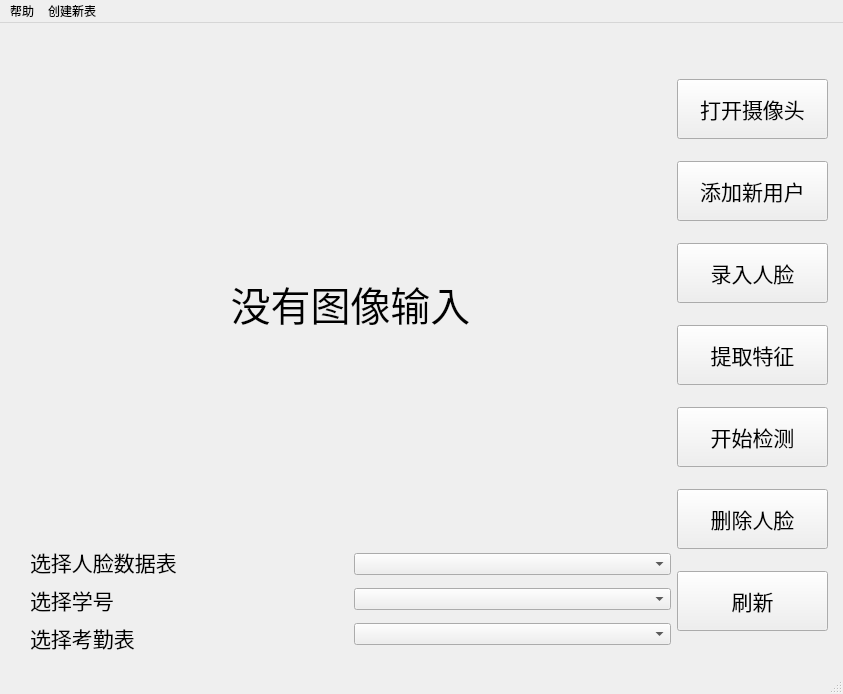
Old version of the form ui_src/MainUI.ui in the repository akira4O4/PyQt5_Face_Recognition.
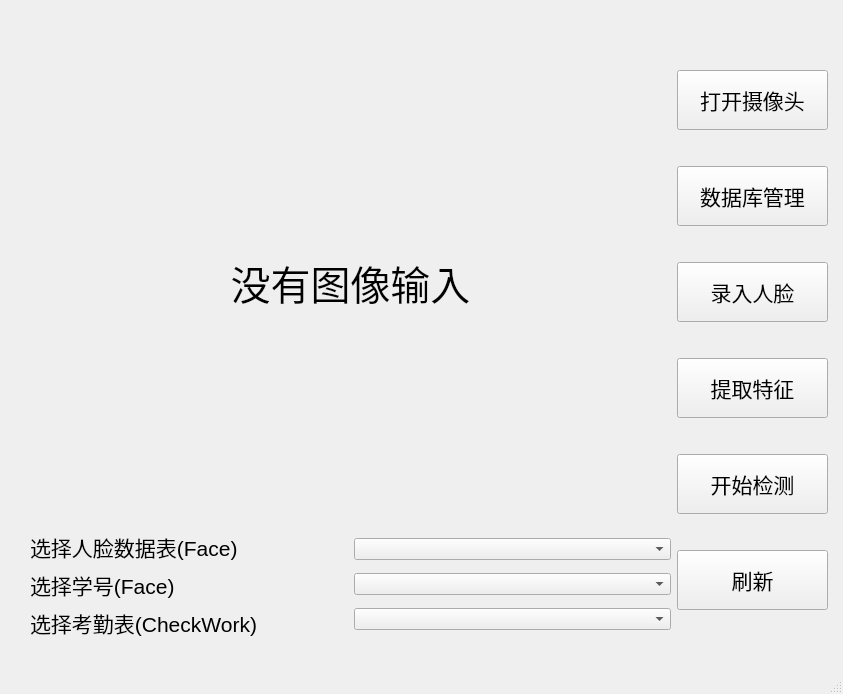
New version of the form.

Commit message: 重新设计主界面

The edit to the form file:
```diff
--- a/ui_src/MainUI.ui
+++ b/ui_src/MainUI.ui
@@ -35,7 +35,7 @@
       <x>30</x>
       <y>40</y>
       <width>798</width>
-      <height>591</height>
+      <height>603</height>
      </rect>
     </property>
     <layout class="QHBoxLayout" name="horizontalLayout">
@@ -91,7 +91,7 @@
               </font>
              </property>
              <property name="text">
-              <string>选择人脸数据表</string>
+              <string>选择人脸数据表(Face)</string>
              </property>
              <property name="alignment">
               <set>Qt::AlignLeading|Qt::AlignLeft|Qt::AlignVCenter</set>
@@ -106,7 +106,7 @@
               </font>
              </property>
              <property name="text">
-              <string>选择学号</string>
+              <string>选择学号(Face)</string>
              </property>
              <property name="alignment">
               <set>Qt::AlignLeading|Qt::AlignLeft|Qt::AlignVCenter</set>
@@ -121,7 +121,7 @@
               </font>
              </property>
              <property name="text">
-              <string>选择考勤表</string>
+              <string>选择考勤表(CheckWork)</string>
              </property>
              <property name="alignment">
               <set>Qt::AlignLeading|Qt::AlignLeft|Qt::AlignVCenter</set>
@@ -191,7 +191,7 @@
           </font>
          </property>
          <property name="text">
-          <string>添加新用户</string>
+          <string>数据库管理</string>
          </property>
          <property name="autoRepeatInterval">
           <number>100</number>
@@ -270,32 +270,6 @@
          </property>
         </widget>
        </item>
-       <item>
-        <widget class="QPushButton" name="btn_delFace">
-         <property name="minimumSize">
-          <size>
-           <width>100</width>
-           <height>50</height>
-          </size>
-         </property>
-         <property name="maximumSize">
-          <size>
-           <width>200</width>
-           <height>60</height>
-          </size>
-         </property>
-         <property name="font">
-          <font>
-           <pointsize>16</pointsize>
-           <weight>50</weight>
-           <bold>false</bold>
-          </font>
-         </property>
-         <property name="text">
-          <string>删除人脸</string>
-         </property>
-        </widget>
-       </item>
        <item>
         <widget class="QPushButton" name="btn_refresh">
          <property name="minimumSize">
@@ -333,28 +307,9 @@
      <x>0</x>
      <y>0</y>
      <width>843</width>
-     <height>26</height>
+     <height>23</height>
     </rect>
    </property>
-   <widget class="QMenu" name="menuHelp">
-    <property name="title">
-     <string>帮助</string>
-    </property>
-    <addaction name="actionHelp"/>
-    <addaction name="actionauthor"/>
-   </widget>
-   <widget class="QMenu" name="menu">
-    <property name="title">
-     <string>创建新表</string>
-    </property>
-    <addaction name="actionAddClass"/>
-    <addaction name="actionDelClass"/>
-    <addaction name="separator"/>
-    <addaction name="actionAddCheck"/>
-    <addaction name="actionDelCheck"/>
-   </widget>
-   <addaction name="menuHelp"/>
-   <addaction name="menu"/>
   </widget>
   <widget class="QStatusBar" name="statusbar"/>
   <action name="actionAdd_Person">
```
Left out of the diff: 8 changed lines with no effect on the pictures. The commit also changes 6 other files.
